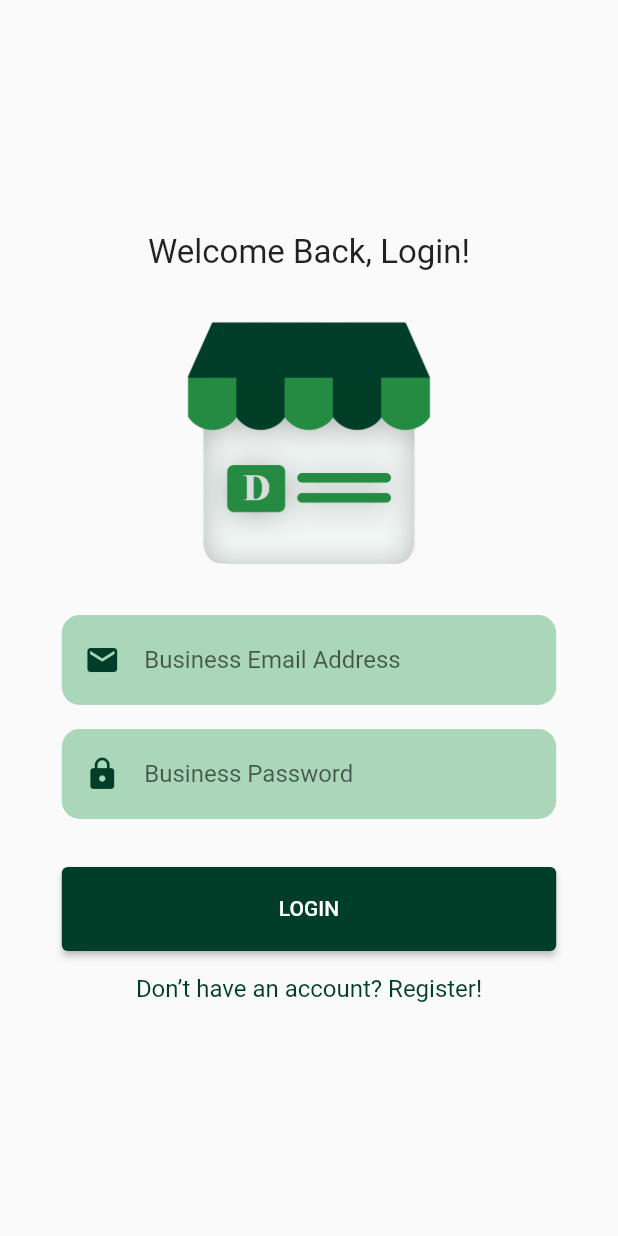
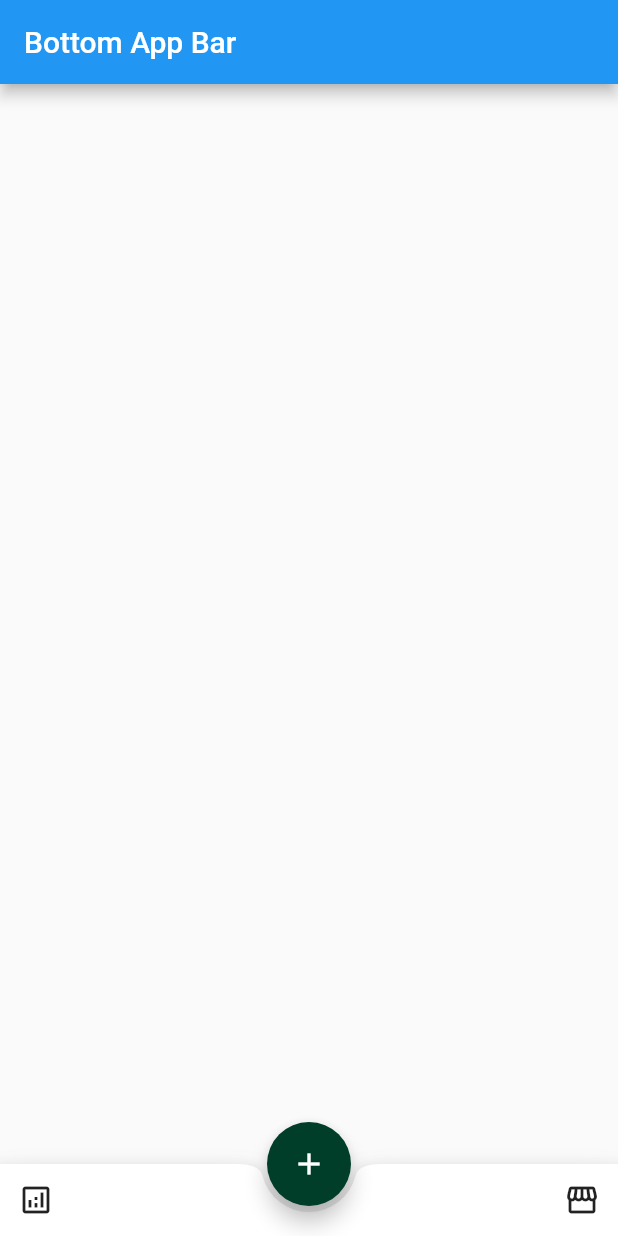
Before and after one commit to AsimAhmedSiddiquii/Digmart-Mobile-App, a Flutter app: the screen it shows after launch, on a phone screen of 412 x 824 dp. Run offline on Flutter 3.47's test engine with Material 2 defaults, Android fonts, the phone set to English and light mode, and no system bars; our stand-ins replace file_picker, firebase_core, firebase_storage, shared_preferences; accounts and stored records are empty.

Commit message:
Started with Home Screen

```diff
--- /dev/null
+++ b/lib/Screens/Home/home_screen.dart
@@ -0,0 +1,37 @@
+import 'package:digmart_business/components/constants.dart';
+import 'package:flutter/material.dart';
+
+class HomeScreen extends StatelessWidget {
+  const HomeScreen({super.key});
+
+  @override
+  Widget build(BuildContext context) {
+    return Scaffold(
+      appBar: AppBar(title: const Text('Bottom App Bar')),
+      floatingActionButtonLocation: FloatingActionButtonLocation.centerDocked,
+      floatingActionButton: FloatingActionButton(
+        backgroundColor: kPrimaryColor,
+        child: const Icon(Icons.add),
+        onPressed: () {},
+      ),
+      bottomNavigationBar: BottomAppBar(
+        shape: const CircularNotchedRectangle(),
+        notchMargin: 4.0,
+        child: Row(
+          mainAxisSize: MainAxisSize.max,
+          mainAxisAlignment: MainAxisAlignment.spaceBetween,
+          children: <Widget>[
+            IconButton(
+              icon: const Icon(Icons.analytics_outlined),
+              onPressed: () {},
+            ),
+            IconButton(
+              icon: const Icon(Icons.storefront_outlined),
+              onPressed: () {},
+            )
+          ],
+        ),
+      ),
+    );
+  }
+}
--- a/lib/Screens/Register/business_address.dart
+++ b/lib/Screens/Register/business_address.dart
@@ -1,7 +1,7 @@
 import 'dart:convert';
 
 import 'package:digmart_business/Screens/Register/business_type.dart';
-import 'package:digmart_business/components/register.dart';
+import 'package:digmart_business/components/sessionData.dart';
 import 'package:digmart_business/components/snackbar.dart';
 import 'package:flutter/material.dart';
 import 'package:http/http.dart';
@@ -9,7 +9,7 @@ import 'package:http/http.dart';
 import '../../components/textFieldContainer.dart';
 import '../../components/background.dart';
 import '../../components/validation.dart';
-import '../../constants.dart';
+import '../../components/constants.dart';
 
 class BusinessAddressScreen extends StatelessWidget {
   const BusinessAddressScreen({Key? key}) : super(key: key);
--- a/lib/Screens/Register/business_auth.dart
+++ b/lib/Screens/Register/business_auth.dart
@@ -5,7 +5,7 @@ import 'package:flutter/material.dart';
 import 'package:http/http.dart';
 import '../../components/background.dart';
 import '../../components/snackbar.dart';
-import '../../constants.dart';
+import '../../components/constants.dart';
 
 class BusinessVerificationScreen extends StatefulWidget {
   final String busEmail, busPhone;
--- a/lib/Screens/Register/business_bank_details.dart
+++ b/lib/Screens/Register/business_bank_details.dart
@@ -11,8 +11,8 @@ import '../../components/snackbar.dart';
 import '../../components/textFieldContainer.dart';
 import '../../components/background.dart';
 import '../../components/validation.dart';
-import '../../components/register.dart';
-import '../../constants.dart';
+import '../../components/sessionData.dart';
+import '../../components/constants.dart';
 
 class BusinessBankDetails extends StatelessWidget {
   const BusinessBankDetails({Key? key}) : super(key: key);
--- a/lib/Screens/Register/business_details.dart
+++ b/lib/Screens/Register/business_details.dart
@@ -8,8 +8,8 @@ import 'package:http/http.dart';
 import '../../components/textFieldContainer.dart';
 import '../../components/background.dart';
 import '../../components/validation.dart';
-import '../../components/register.dart';
-import '../../constants.dart';
+import '../../components/sessionData.dart';
+import '../../components/constants.dart';
 
 class RegisterScreen extends StatelessWidget {
   const RegisterScreen({Key? key}) : super(key: key);
--- a/lib/Screens/Register/business_type.dart
+++ b/lib/Screens/Register/business_type.dart
@@ -11,7 +11,7 @@ import 'package:http/http.dart';
 import '../../components/snackbar.dart';
 import '../../components/textFieldContainer.dart';
 import '../../components/background.dart';
-import '../../constants.dart';
+import '../../components/constants.dart';
 
 class BusinessTypeScreen extends StatelessWidget {
   const BusinessTypeScreen({Key? key}) : super(key: key);
--- a/lib/constants.dart
+++ b/lib/components/constants.dart
@@ -4,5 +4,7 @@ const kPrimaryColor = Color(0xFF003e29);
 const kPrimaryLightColor = Color.fromARGB(255, 170, 215, 185);
 
 const double defaultPadding = 16.0;
+const double doubleDefaultPadding = 32.0;
+const double avatarRadius = 48.0;
 
 const urlPrefix = "http://10.0.2.2:8080";
--- a/lib/components/textFieldContainer.dart
+++ b/lib/components/textFieldContainer.dart
@@ -1,5 +1,5 @@
 import 'package:flutter/material.dart';
-import '../constants.dart';
+import 'constants.dart';
 
 class TextFieldContainer extends StatelessWidget {
   final Widget child;
--- a/lib/main.dart
+++ b/lib/main.dart
@@ -1,3 +1,4 @@
+import 'package:digmart_business/Screens/Home/home_screen.dart';
 import 'package:digmart_business/Screens/Login/login_screen.dart';
 import 'package:firebase_core/firebase_core.dart';
 import 'package:flutter/material.dart';
@@ -19,7 +20,7 @@ class MyApp extends StatelessWidget {
       theme: ThemeData(
         primarySwatch: Colors.blue,
       ),
-      home: const LoginScreen(),
+      home: const HomeScreen(),
     );
   }
 }
```
Also changed, not shown: lib/Screens/Login/login_screen.dart (+14 -2 lines), lib/Screens/Register/business_proof.dart (+15 -32 lines), lib/components/dialog.dart (added, +109 -0 lines), lib/components/sessionData.dart (renamed from lib/components/register.dart, +11 -1 lines), lib/components/snackbar.dart (+2 -12 lines).
